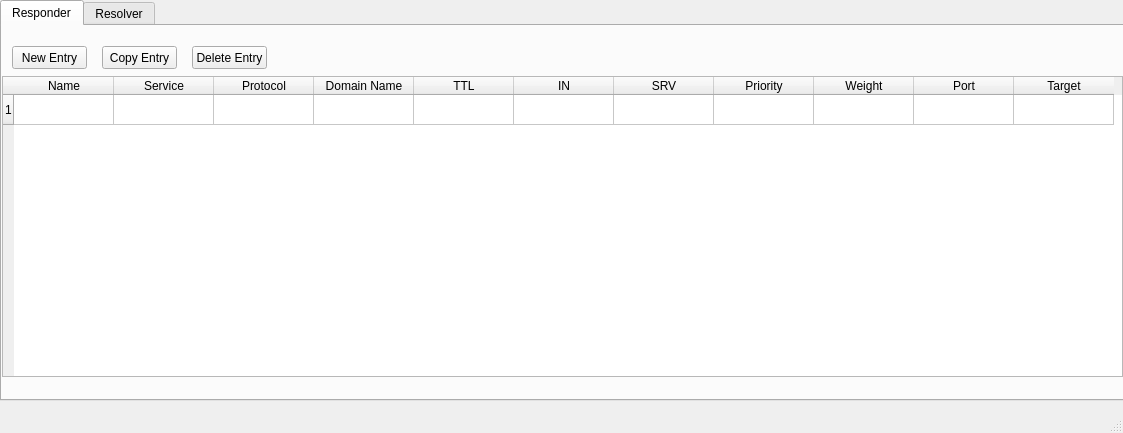
Before: the Qt Designer form mainwindow.ui in MarianBogdanCostel/Aplicatie-Zero-config-mDNS-and-DNS-SD, drawn with Qt 5.
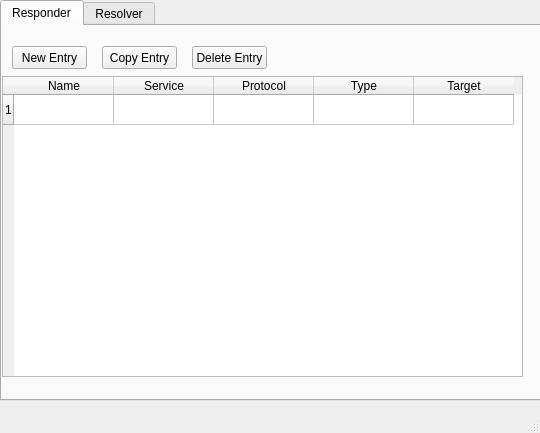
After: the same form once the commit is applied. The open tabs and pages were chosen to show the change.

Commit message: Updated interface and classes.

```diff
--- a/mainwindow.ui
+++ b/mainwindow.ui
@@ -6,7 +6,7 @@
    <rect>
     <x>0</x>
     <y>0</y>
-    <width>1123</width>
+    <width>540</width>
     <height>433</height>
    </rect>
   </property>
@@ -19,7 +19,7 @@
      <rect>
       <x>0</x>
       <y>0</y>
-      <width>1131</width>
+      <width>541</width>
       <height>401</height>
      </rect>
     </property>
@@ -35,7 +35,7 @@
        <rect>
         <x>0</x>
         <y>50</y>
-        <width>1121</width>
+        <width>521</width>
         <height>301</height>
        </rect>
       </property>
@@ -61,37 +61,7 @@
       </column>
       <column>
        <property name="text">
-        <string>Domain Name</string>
-       </property>
-      </column>
-      <column>
-       <property name="text">
-        <string>TTL</string>
-       </property>
-      </column>
-      <column>
-       <property name="text">
-        <string>IN</string>
-       </property>
-      </column>
-      <column>
-       <property name="text">
-        <string>SRV</string>
-       </property>
-      </column>
-      <column>
-       <property name="text">
-        <string>Priority</string>
-       </property>
-      </column>
-      <column>
-       <property name="text">
-        <string>Weight</string>
-       </property>
-      </column>
-      <column>
-       <property name="text">
-        <string>Port</string>
+        <string>Type</string>
        </property>
       </column>
       <column>
```
Left out of the diff: 38 changed lines with no effect on the pictures. The commit also changes 4 other files.
